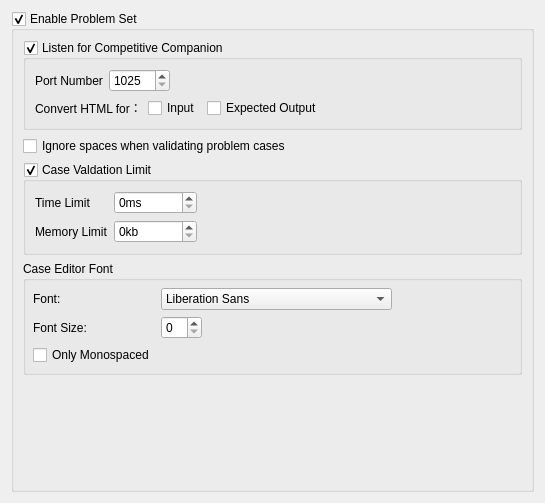
Before: the Qt Designer form RedPandaIDE/settingsdialog/executorproblemsetwidget.ui in royqh1979/RedPanda-CPP, drawn with Qt 5.
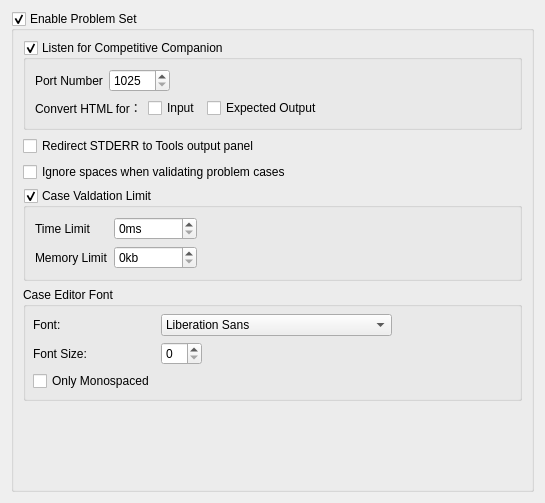
After: the same form once the commit is applied.

Commit message: - fix: Shouldn't auto indent lines starts with "\\".   - enhancement: When problem case's expected output is not too large (<= 5000 line), highlight text in the first different line in the expected output.   - enhancement: Highlight text in the first different line using the error color.   - enhancement: Add the option "redirect stderr to the Tools output panel" in the options dialog -> executor -> problem set page.

```diff
--- a/RedPandaIDE/settingsdialog/executorproblemsetwidget.ui
+++ b/RedPandaIDE/settingsdialog/executorproblemsetwidget.ui
@@ -117,6 +117,13 @@
         </layout>
        </widget>
       </item>
+      <item>
+       <widget class="QCheckBox" name="chkRedirectStderr">
+        <property name="text">
+         <string>Redirect STDERR to Tools output panel</string>
+        </property>
+       </widget>
+      </item>
       <item>
        <widget class="QCheckBox" name="chkIgnoreSpacesWhenValidatingCases">
         <property name="text">
```
The commit also changes 19 other files.
